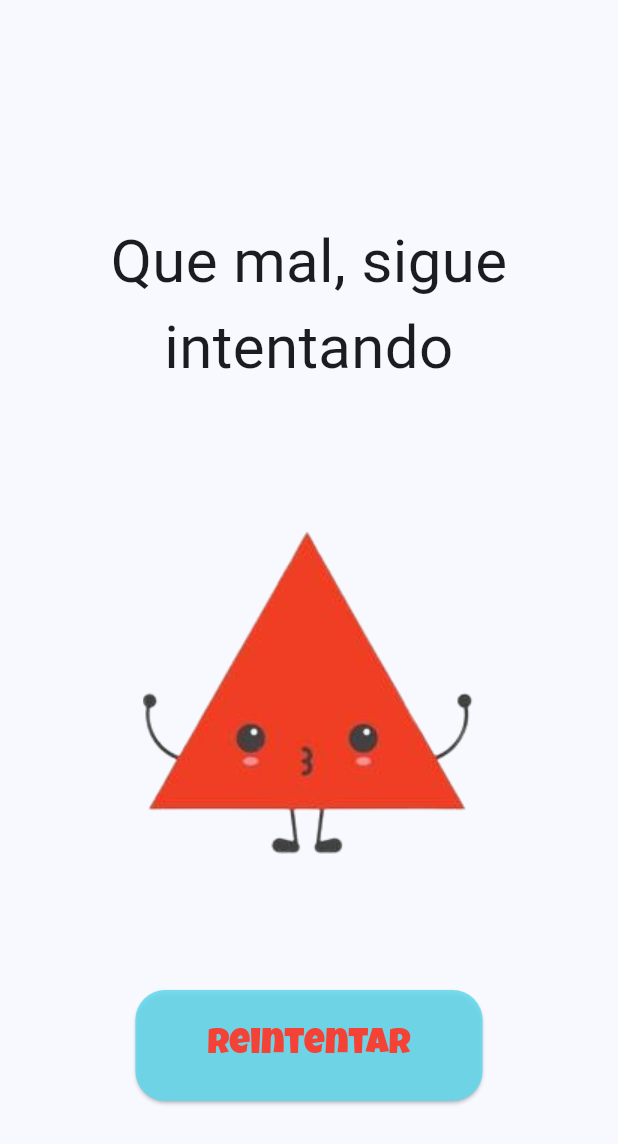
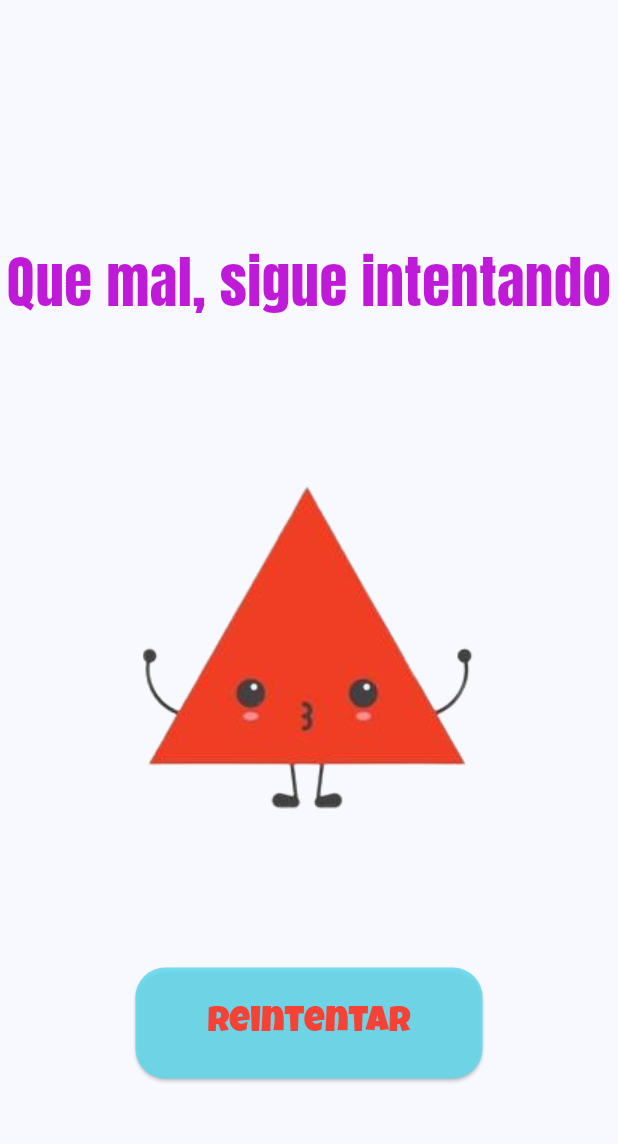
Before and after one commit to Alexander-Guacan/14906_figuras_geometricas, a Flutter app: the ResultsPage screen opened directly with empty values, on a phone screen of 412 x 824 dp. Shown: the top 1144 px of the screen. Run offline on Flutter 3.47's test engine with Material 3 defaults, Android fonts, the phone set to English and light mode, and no system bars; our stand-ins replace flick_video_player, video_player.

Commit message:
Modify title page style

```diff
--- a/lib/pages/results_page.dart
+++ b/lib/pages/results_page.dart
@@ -20,8 +20,12 @@ class ResultsPage extends StatelessWidget {
             result.hasWon
                 ? "Bien hecho, sigue asi"
                 : "Que mal, sigue intentando",
+            style: const TextStyle(
+              fontSize: 38,
+              fontFamily: "Anton",
+              color: Color.fromARGB(255, 190, 26, 215),
+            ),
             textAlign: TextAlign.center,
-            style: const TextStyle(fontSize: 40),
           ),
           Center(
             child: Image.asset(
```
